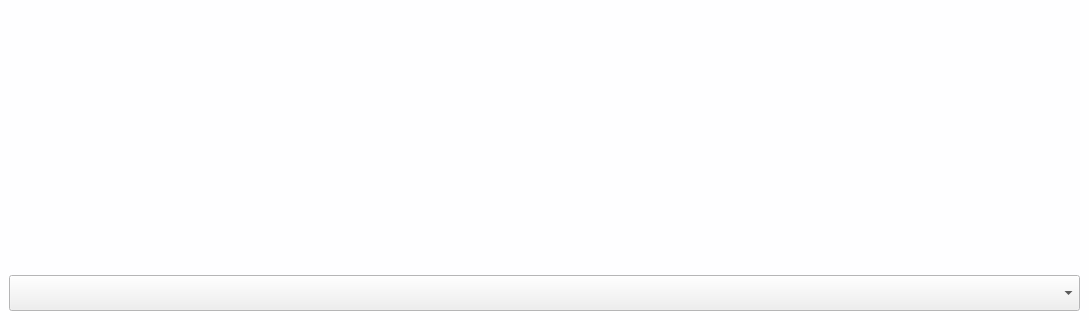
This is controller.ui in actor-framework/fractal-demo as Qt 5 draws it before an edit; both pictures show x 0 to 1089 and y 316 to 636 of the 1089 by 636 pixel window. The edited form follows.
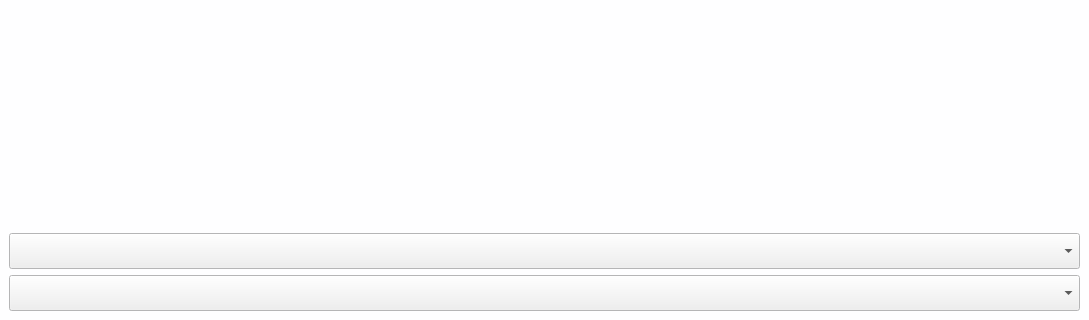
This is the edited form. Icons and pictures are not drawn. Custom widgets are drawn as their Qt base class.

```diff
--- a/controller.ui
+++ b/controller.ui
@@ -264,6 +264,9 @@
       </property>
      </spacer>
     </item>
+    <item>
+     <widget class="QComboBox" name="drop_down_color"/>
+    </item>
     <item>
      <widget class="QComboBox" name="drop_down_fractal_type"/>
     </item>
```
